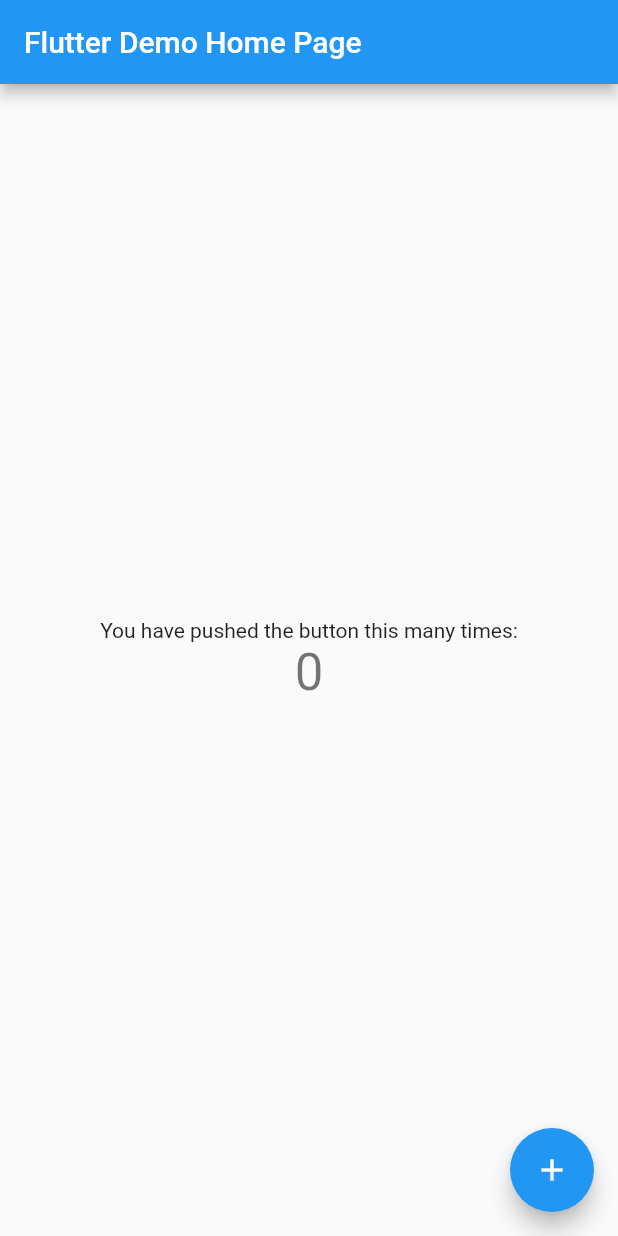
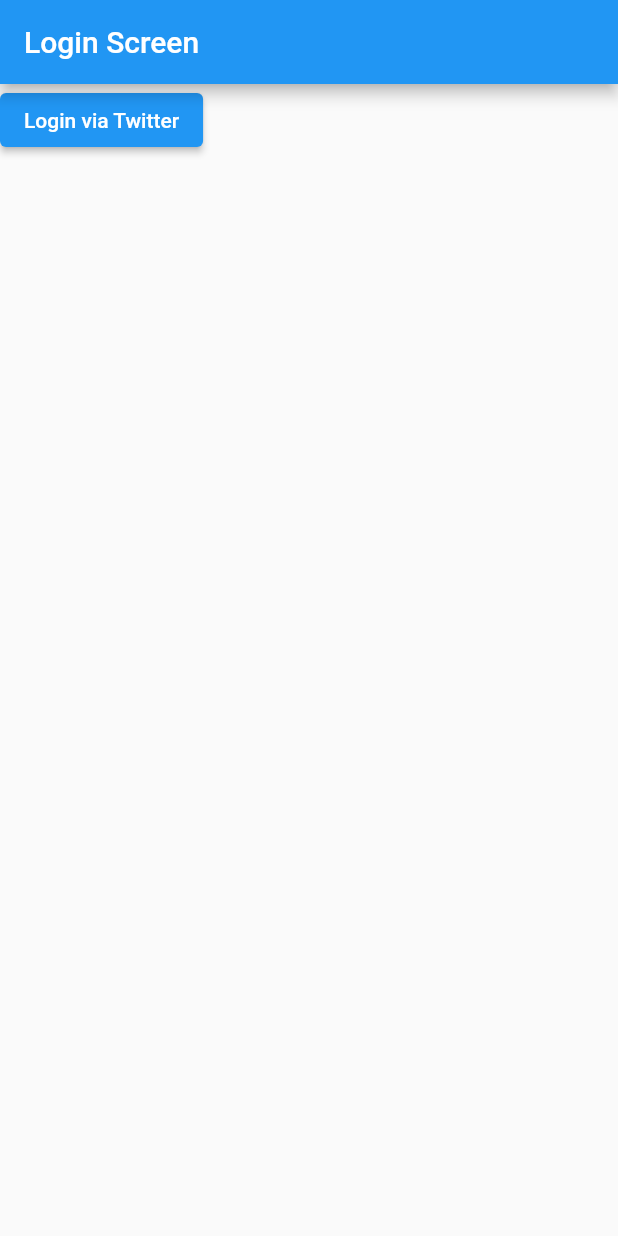
Before and after one commit to NaUKMA-Programistich/Flutter_Twitter_Course_Work, a Flutter app: the screen it shows after launch, on a phone screen of 412 x 824 dp. Run offline on Flutter 3.47's test engine with Material 2 defaults, Android fonts, the phone set to English and light mode, and no system bars; our stand-ins replace flutter_bloc, flutter_native_splash, go_router, shared_preferences; missing offline and left inert: twitter_login.

Commit message:
login flow and bottom bar

```diff
--- /dev/null
+++ b/lib/account/page/account_page.dart
@@ -0,0 +1,16 @@
+import 'package:flutter/material.dart';
+
+class AccountPage extends StatelessWidget {
+  const AccountPage({super.key});
+
+  @override
+  Widget build(BuildContext context) {
+    return Scaffold(
+      appBar: AppBar(title: const Text('Account Screen')),
+      body: const Padding(
+        padding: EdgeInsets.only(left: 16.0, right: 16.0),
+        child: Text('Account Screen'),
+      ),
+    );
+  }
+}
--- /dev/null
+++ b/lib/auth/models/auth_token.dart
@@ -0,0 +1,6 @@
+class AuthToken {
+  AuthToken(this.accessToken, this.secretToken);
+
+  final String accessToken;
+  final String secretToken;
+}
--- /dev/null
+++ b/lib/auth/repository/auth_repository.dart
@@ -0,0 +1,31 @@
+import 'package:shared_preferences/shared_preferences.dart';
+
+import '../models/auth_token.dart';
+
+const String accessTokenKey = 'access_token_key';
+const String secretTokenKey = 'secret_token_key';
+
+class AuthRepository {
+  final SharedPreferences sharedPreferences;
+
+  AuthRepository(this.sharedPreferences);
+
+  Future<void> saveToken(AuthToken token) async {
+    sharedPreferences.setString(accessTokenKey, token.accessToken);
+    sharedPreferences.setString(secretTokenKey, token.secretToken);
+  }
+
+  Future<bool> isTokenExist() async {
+    return sharedPreferences.getString(accessTokenKey) != null &&
+        sharedPreferences.getString(secretTokenKey) != null;
+  }
+
+  Future<AuthToken?> getToken() async {
+    final accessToken = sharedPreferences.getString(accessTokenKey);
+    final secretToken = sharedPreferences.getString(secretTokenKey);
+    if (accessToken != null && secretToken != null) {
+      return AuthToken(accessToken, secretToken);
+    }
+    return null;
+  }
+}
--- /dev/null
+++ b/lib/login/bloc/login_bloc.dart
@@ -0,0 +1,26 @@
+import 'package:flutter/material.dart';
+import 'package:flutter_bloc/flutter_bloc.dart';
+import 'package:flutter_twitter/auth/models/auth_token.dart';
+import 'package:flutter_twitter/auth/repository/auth_repository.dart';
+
+part 'login_event.dart';
+part 'login_state.dart';
+
+class LoginBloc extends Bloc<LoginEvent, LoginState> {
+  final AuthRepository authRepository;
+
+  LoginBloc({required this.authRepository}) : super(LoginInitial()) {
+    on<LoginEventStartProcess>((event, emit) {
+      emit(LoginLoading());
+    });
+
+    on<LoginEventSuccess>((event, emit) {
+      authRepository.saveToken(event.token);
+      emit(LoginSuccess());
+    });
+
+    on<LoginEventError>((event, emit) {
+      emit(LoginInitial());
+    });
+  }
+}
--- /dev/null
+++ b/lib/login/bloc/login_event.dart
@@ -0,0 +1,16 @@
+part of 'login_bloc.dart';
+
+@immutable
+abstract class LoginEvent {}
+
+class LoginEventStartProcess extends LoginEvent {}
+
+class LoginEventSuccess extends LoginEvent {
+  final AuthToken token;
+  LoginEventSuccess({required this.token});
+}
+
+class LoginEventError extends LoginEvent {
+  final String message;
+  LoginEventError({required this.message});
+}
--- /dev/null
+++ b/lib/login/bloc/login_state.dart
@@ -0,0 +1,10 @@
+part of 'login_bloc.dart';
+
+@immutable
+abstract class LoginState {}
+
+class LoginInitial extends LoginState {}
+
+class LoginLoading extends LoginState {}
+
+class LoginSuccess extends LoginState {}
--- /dev/null
+++ b/lib/login/page/login_page.dart
@@ -0,0 +1,48 @@
+import 'package:flutter/material.dart';
+import 'package:flutter_bloc/flutter_bloc.dart';
+import 'package:flutter_twitter/login/bloc/login_bloc.dart';
+import 'package:go_router/go_router.dart';
+
+import '../../auth/repository/auth_repository.dart';
+import '../../navigation/route.dart';
+import '../widgets/twitter_login_widget.dart';
+
+class LoginPage extends StatelessWidget {
+  const LoginPage({super.key});
+
+  @override
+  Widget build(BuildContext context) {
+    return BlocProvider(
+      create: (context) {
+        final authRepository = context.read<AuthRepository>();
+        return LoginBloc(authRepository: authRepository);
+      },
+      child: BlocBuilder<LoginBloc, LoginState>(
+        builder: (context, state) {
+          List<Widget> bodyContent = [];
+
+          if (state is LoginInitial) {
+            bodyContent.add(const TwitterLoginWidget());
+          }
+
+          if (state is LoginSuccess) {
+            WidgetsBinding.instance.addPostFrameCallback((_) {
+              context.go(NavigationRoute.accountScreen);
+            });
+          }
+
+          if (state is LoginLoading) {
+            bodyContent.add(const CircularProgressIndicator());
+          }
+
+          return Scaffold(
+            appBar: AppBar(title: const Text('Login Screen')),
+            body: Column(
+              children: bodyContent,
+            ),
+          );
+        },
+      ),
+    );
+  }
+}
--- /dev/null
+++ b/lib/login/widgets/twitter_login_widget.dart
@@ -0,0 +1,50 @@
+import 'package:flutter/material.dart';
+import 'package:flutter_bloc/flutter_bloc.dart';
+import 'package:flutter_twitter/login/bloc/login_bloc.dart';
+import 'package:twitter_login/twitter_login.dart';
+
+import '../../auth/models/auth_token.dart';
+import '../../utils/constants.dart';
+
+class TwitterLoginWidget extends StatelessWidget {
+  const TwitterLoginWidget({super.key});
+
+  @override
+  Widget build(BuildContext context) {
+    final bloc = context.read<LoginBloc>();
+
+    return ElevatedButton(
+      child: const Text('Login via Twitter'),
+      onPressed: () async {
+        bloc.add(LoginEventStartProcess());
+        final twitterLogin = TwitterLogin(
+          apiKey: Constants.consumerApiKey,
+          apiSecretKey: Constants.consumerApiSecretKey,
+          redirectURI: Constants.redirectURI,
+        );
+        final authResult = await twitterLogin.loginV2();
+        switch (authResult.status) {
+          case TwitterLoginStatus.loggedIn:
+            final accessToken = authResult.authToken;
+            final accessTokenSecret = authResult.authTokenSecret;
+            if (accessToken != null && accessTokenSecret != null) {
+              final token = AuthToken(accessToken, accessTokenSecret);
+              bloc.add(LoginEventSuccess(token: token));
+            } else {
+              bloc.add(LoginEventError(message: 'Access token is null'));
+            }
+            break;
+          case TwitterLoginStatus.cancelledByUser:
+            bloc.add(LoginEventError(message: 'Login cancelled by user'));
+            break;
+          case TwitterLoginStatus.error:
+            bloc.add(LoginEventError(message: '${authResult.errorMessage}'));
+            break;
+          case null:
+            bloc.add(LoginEventError(message: 'Login status is null'));
+            break;
+        }
+      },
+    );
+  }
+}
--- a/lib/main.dart
+++ b/lib/main.dart
@@ -1,115 +1,48 @@
 import 'package:flutter/material.dart';
+import 'package:flutter_bloc/flutter_bloc.dart';
+import 'package:flutter_native_splash/flutter_native_splash.dart';
+import 'package:flutter_twitter/auth/repository/auth_repository.dart';
+import 'package:shared_preferences/shared_preferences.dart';
 
-void main() {
-  runApp(const MyApp());
+import 'navigation/flow.dart';
+
+void main() async {
+  WidgetsBinding widgetsBinding = WidgetsFlutterBinding.ensureInitialized();
+  FlutterNativeSplash.preserve(widgetsBinding: widgetsBinding);
+
+  final preferences = await SharedPreferences.getInstance();
+  final authRepository = AuthRepository(preferences);
+  final isExistToken = await authRepository.isTokenExist();
+
+  final startNavigationRoute = firstScreenRoute(isExistToken);
+  FlutterNativeSplash.remove();
+
+  runApp(App(
+      authRepository: authRepository,
+      startNavigationRoute: startNavigationRoute));
 }
 
-class MyApp extends StatelessWidget {
-  const MyApp({super.key});
+class App extends StatelessWidget {
+  const App(
+      {Key? key,
+      required this.authRepository,
+      required this.startNavigationRoute})
+      : super(key: key);
 
-  // This widget is the root of your application.
-  @override
-  Widget build(BuildContext context) {
-    return MaterialApp(
-      title: 'Flutter Demo',
-      theme: ThemeData(
-        // This is the theme of your application.
-        //
-        // Try running your application with "flutter run". You'll see the
-        // application has a blue toolbar. Then, without quitting the app, try
-        // changing the primarySwatch below to Colors.green and then invoke
-        // "hot reload" (press "r" in the console where you ran "flutter run",
-        // or simply save your changes to "hot reload" in a Flutter IDE).
-        // Notice that the counter didn't reset back to zero; the application
-        // is not restarted.
-        primarySwatch: Colors.blue,
-      ),
-      home: const MyHomePage(title: 'Flutter Demo Home Page'),
-    );
-  }
-}
-
-class MyHomePage extends StatefulWidget {
-  const MyHomePage({super.key, required this.title});
-
-  // This widget is the home page of your application. It is stateful, meaning
-  // that it has a State object (defined below) that contains fields that affect
-  // how it looks.
-
-  // This class is the configuration for the state. It holds the values (in this
-  // case the title) provided by the parent (in this case the App widget) and
-  // used by the build method of the State. Fields in a Widget subclass are
-  // always marked "final".
-
-  final String title;
-
-  @override
-  State<MyHomePage> createState() => _MyHomePageState();
-}
-
-class _MyHomePageState extends State<MyHomePage> {
-  int _counter = 0;
-
-  void _incrementCounter() {
-    setState(() {
-      // This call to setState tells the Flutter framework that something has
-      // changed in this State, which causes it to rerun the build method below
-      // so that the display can reflect the updated values. If we changed
-      // _counter without calling setState(), then the build method would not be
-      // called again, and so nothing would appear to happen.
-      _counter++;
-    });
-  }
+  final AuthRepository authRepository;
+  final String startNavigationRoute;
 
   @override
   Widget build(BuildContext context) {
-    // This method is rerun every time setState is called, for instance as done
-    // by the _incrementCounter method above.
-    //
-    // The Flutter framework has been optimized to make rerunning build methods
-    // fast, so that you can just rebuild anything that needs updating rather
-    // than having to individually change instances of widgets.
-    return Scaffold(
-      appBar: AppBar(
-        // Here we take the value from the MyHomePage object that was created by
-        // the App.build method, and use it to set our appbar title.
-        title: Text(widget.title),
-      ),
-      body: Center(
-        // Center is a layout widget. It takes a single child and positions it
-        // in the middle of the parent.
-        child: Column(
-          // Column is also a layout widget. It takes a list of children and
-          // arranges them vertically. By default, it sizes itself to fit its
-          // children horizontally, and tries to be as tall as its parent.
-          //
-          // Invoke "debug painting" (press "p" in the console, choose the
-          // "Toggle Debug Paint" action from the Flutter Inspector in Android
-          // Studio, or the "Toggle Debug Paint" command in Visual Studio Code)
-          // to see the wireframe for each widget.
-          //
-          // Column has various properties to control how it sizes itself and
-          // how it positions its children. Here we use mainAxisAlignment to
-          // center the children vertically; the main axis here is the vertical
-          // axis because Columns are vertical (the cross axis would be
-          // horizontal).
-          mainAxisAlignment: MainAxisAlignment.center,
-          children: <Widget>[
-            const Text(
-              'You have pushed the button this many times:',
-            ),
-            Text(
-              '$_counter',
-              style: Theme.of(context).textTheme.headline4,
-            ),
-          ],
-        ),
-      ),
-      floatingActionButton: FloatingActionButton(
-        onPressed: _incrementCounter,
-        tooltip: 'Increment',
-        child: const Icon(Icons.add),
-      ), // This trailing comma makes auto-formatting nicer for build methods.
-    );
+    return MultiRepositoryProvider(
+        providers: [
+          RepositoryProvider(
+            create: (context) => authRepository,
+          ),
+        ],
+        child: MaterialApp.router(
+          routerConfig: navigationFlow(startNavigationRoute),
+          theme: ThemeData(primarySwatch: Colors.blue),
+        ));
   }
 }
--- /dev/null
+++ b/lib/navigation/flow.dart
@@ -0,0 +1,35 @@
+import 'package:flutter/cupertino.dart';
+import 'package:flutter_twitter/navigation/route.dart';
+import 'package:go_router/go_router.dart';
+
+import '../login/page/login_page.dart';
+import '../main/page/main_page.dart';
+
+GoRouter navigationFlow(String startRoute) {
+  return GoRouter(
+    initialLocation: startRoute,
+    routes: <GoRoute>[
+      GoRoute(
+        path: NavigationRoute.loginScreen,
+        builder: (BuildContext context, GoRouterState state) =>
+            const LoginPage(),
+      ),
+      GoRoute(
+          path: NavigationRoute.mainScreen,
+          builder: (BuildContext context, GoRouterState state) {
+            final String tabName = state.params[NavigationRoute.mainParam] ??
+                NavigationRoute.accountScreen;
+
+            return MainPage(tabName: tabName);
+          }),
+    ],
+  );
+}
+
+String firstScreenRoute(bool isTokenExist) {
+  if (isTokenExist) {
+    return NavigationRoute.accountScreen;
+  } else {
+    return NavigationRoute.loginScreen;
+  }
+}
--- /dev/null
+++ b/lib/navigation/route.dart
@@ -0,0 +1,12 @@
+class NavigationRoute {
+  static const loginScreen = "/login";
+
+  static const accountParam = "account";
+  static const accountScreen = "/$accountParam";
+
+  static const homeParam = "home";
+  static const homeScreen = "/$homeParam";
+
+  static const mainParam = "main";
+  static const mainScreen = "/:$mainParam($accountParam|$homeParam)";
+}
```
Also changed, not shown: analysis_options.yaml (+15 -25 lines), lib/feed/page/home_page.dart (added, +16 -0 lines), lib/main/page/main_page.dart (added, +30 -0 lines), lib/main/widget/bottom_bar.dart (added, +65 -0 lines), pubspec.yaml (+10 -0 lines), pubspec.lock, 6 other files.
